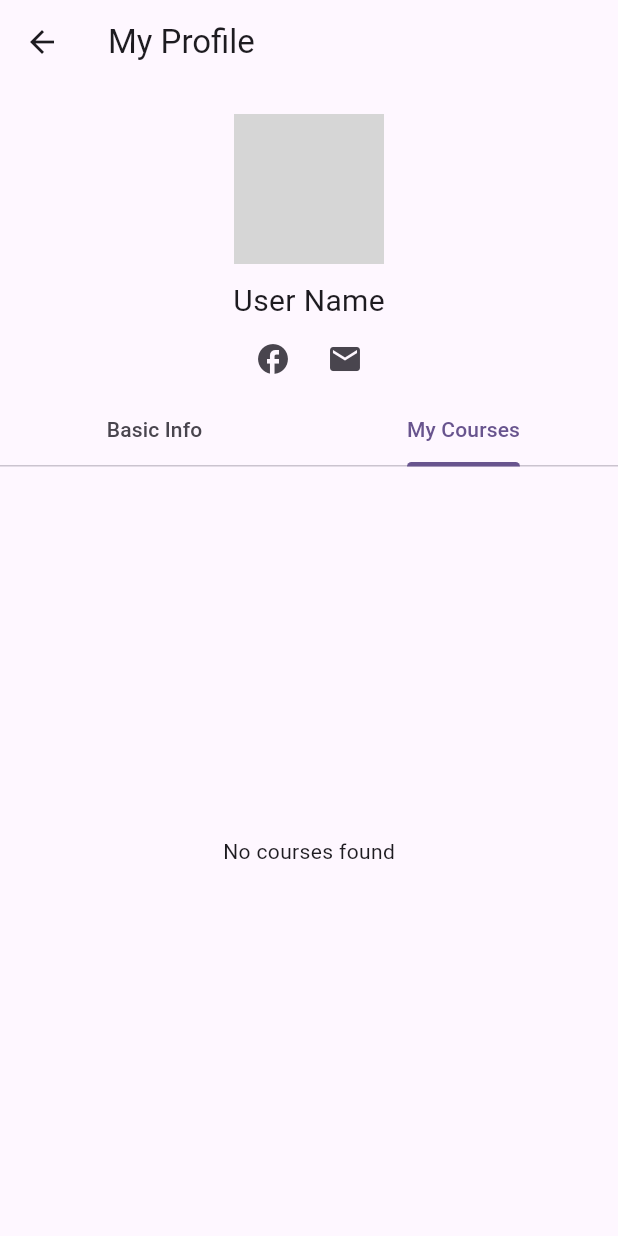
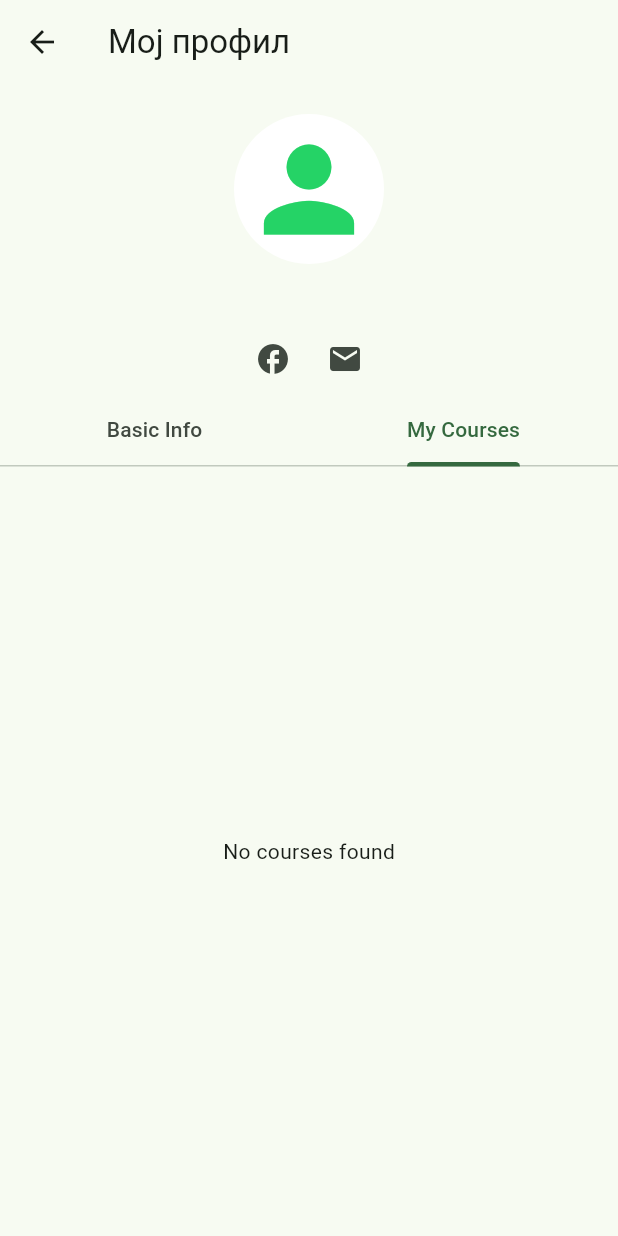
Before and after one commit to andrejtodorovski/EduConnect, a Flutter app: the MyProfileScreen screen opened by its route, tab 2 chosen, on a phone screen of 412 x 824 dp. Run offline on Flutter 3.47's test engine with Material 3 defaults, Android fonts, the phone set to English and light mode, and no system bars; our stand-ins replace cloud_firestore, firebase_auth, firebase_core; accounts and stored records are empty; generated files the repository leaves out were written again; grey boxes are pictures that could not be loaded.

Commit message:
My profile screen implemented

```diff
--- a/lib/main.dart
+++ b/lib/main.dart
@@ -1,3 +1,4 @@
+import 'package:educonnect/helpers/colors.dart';
 import 'package:educonnect/helpers/firebase_options.dart';
 import 'package:educonnect/screens/add_course.dart';
 import 'package:educonnect/screens/courses_screen.dart';
@@ -28,7 +29,7 @@ class MyApp extends StatelessWidget {
     return MaterialApp(
         title: 'EduConnect',
         theme: ThemeData(
-          colorScheme: ColorScheme.fromSeed(seedColor: Colors.deepPurple),
+          colorScheme: ColorScheme.fromSeed(seedColor: green),
           useMaterial3: true,
         ),
         initialRoute: SplashScreen.id,
--- a/lib/screens/add_course.dart
+++ b/lib/screens/add_course.dart
@@ -234,6 +234,9 @@ class _AddCourseScreenState extends State<AddCourseScreen> {
   @override
   Widget build(BuildContext context) {
     return Scaffold(
+      appBar: AppBar(
+        title: const Text('Додади курс'),
+      ),
       body: SingleChildScrollView(
         padding: const EdgeInsets.all(20),
         child: Center(
--- a/lib/screens/courses_screen.dart
+++ b/lib/screens/courses_screen.dart
@@ -1,5 +1,4 @@
 import 'package:educonnect/services/course_service.dart';
-import 'package:educonnect/services/tutors_service.dart';
 import 'package:flutter/material.dart';
 
 import '../models/course.dart';
@@ -20,7 +19,6 @@ class CoursesScreen extends StatefulWidget {
 class _CoursesScreenState extends State<CoursesScreen> {
   late Stream<List<Course>> coursesStream;
   late List<MyUser> allTutors;
-  final TutorsService _tutorsService = TutorsService();
   @override
   void initState() {
     super.initState();
@@ -31,7 +29,7 @@ class _CoursesScreenState extends State<CoursesScreen> {
   Widget build(BuildContext context) {
     return Scaffold(
       appBar: AppBar(
-        title: const Text('Courses'),
+        title: const Text('Курсеви'),
       ),
       body: StreamBuilder<List<Course>>(
         stream: coursesStream,
--- a/lib/screens/messages_screen.dart
+++ b/lib/screens/messages_screen.dart
@@ -13,7 +13,7 @@ class _MessagesScreenState extends State<MessagesScreen> {
   Widget build(BuildContext context) {
     return Scaffold(
       appBar: AppBar(
-        title: const Text('Messages'),
+        title: const Text('Пораки'),
       ),
       body: const Center(
         child: Text('Your messages will be displayed here'),
--- a/lib/screens/my_profile_screen.dart
+++ b/lib/screens/my_profile_screen.dart
@@ -1,8 +1,12 @@
-import 'package:flutter/material.dart';
 import 'package:educonnect/models/course.dart'; // Ensure you have this model
 import 'package:educonnect/services/auth_service.dart'; // Adjust based on your implementation
+import 'package:flutter/material.dart';
 
+import '../helpers/colors.dart';
+import '../models/user.dart';
 import '../services/course_service.dart';
+import '../widgets/my_courses_view.dart';
+import 'add_course.dart';
 
 class MyProfileScreen extends StatefulWidget {
   static const String id = "myProfileScreen";
@@ -16,6 +20,10 @@ class MyProfileScreen extends StatefulWidget {
 class _MyProfileScreenState extends State<MyProfileScreen>
     with SingleTickerProviderStateMixin {
   late TabController _tabController;
+
+  Future<MyUser> getUserData() async {
+    return await AuthService().getCurrentUser();
+  }
 
   @override
   void initState() {
@@ -32,9 +40,7 @@ class _MyProfileScreenState extends State<MyProfileScreen>
   Widget _socialMediaButton(IconData icon) {
     return IconButton(
       icon: Icon(icon),
-      onPressed: () {
-
-      },
+      onPressed: () {},
     );
   }
 
@@ -42,19 +48,32 @@ class _MyProfileScreenState extends State<MyProfileScreen>
   Widget build(BuildContext context) {
     return Scaffold(
       appBar: AppBar(
-        title: const Text('My Profile'),
+        title: const Text('Мој профил'),
       ),
-      body: Column(
+      body: FutureBuilder<MyUser>(
+        future: getUserData(), // the Future function
+        builder: (context, snapshot) {
+          if (snapshot.connectionState == ConnectionState.waiting) {
+            return const Center(child: CircularProgressIndicator());
+          } else if (snapshot.hasError) {
+            return Center(child: Text('Error: ${snapshot.error}'));
+          } else if (snapshot.hasData) {
+            // Data is loaded, access it using snapshot.data
+            MyUser currentUser = snapshot.data!;
+            return Column(
               children: <Widget>[
                 const SizedBox(height: 20),
                 const CircleAvatar(
-            radius: 50,
-            backgroundImage: NetworkImage(
-                'default_user_picture_url'), // Add your default user picture URL
-          ),
+                    radius: 50.0,
+                    backgroundColor: Colors.white,
+                    child: Icon(
+                      Icons.person,
+                      color: green,
+                      size: 90.0,
+                    )),
                 const SizedBox(height: 10),
-          const Text('User Name', style: TextStyle(fontSize: 20)),
-          // Replace 'User Name' with the actual user name
+                Text(currentUser.username,
+                    style: const TextStyle(fontSize: 20)),
                 Row(
                   mainAxisAlignment: MainAxisAlignment.center,
                   children: [
@@ -73,35 +92,40 @@ class _MyProfileScreenState extends State<MyProfileScreen>
                   child: TabBarView(
                     controller: _tabController,
                     children: [
-                _buildBasicInfoTab(),
-                _buildMyCoursesTab(),
+                      _buildBasicInfoTab(currentUser),
+                      _buildMyCoursesTab(currentUser),
                     ],
                   ),
                 ),
               ],
+            );
+          } else {
+            return const Center(child: Text('No data found'));
+          }
+        },
       ),
     );
   }
 
-  Widget _buildBasicInfoTab() {
+  Widget _buildBasicInfoTab(MyUser currentUser) {
     return Center(
       child: ListView(
-        children: const <Widget>[
+        children: <Widget>[
           ListTile(
-            title: Text('First Name'),
-            subtitle: Text('UserFirstName'), // Replace with actual data
+            title: const Text('First Name'),
+            subtitle: Text(currentUser.firstName), // Replace with actual data
           ),
           ListTile(
-            title: Text('Last Name'),
-            subtitle: Text('UserLastName'), // Replace with actual data
+            title: const Text('Last Name'),
+            subtitle: Text(currentUser.lastName), // Replace with actual data
           ),
           ListTile(
-            title: Text('Email'),
-            subtitle: Text('UserEmail'), // Replace with actual data
+            title: const Text('Email'),
+            subtitle: Text(currentUser.username), // Replace with actual data
           ),
           ListTile(
-            title: Text('Phone Number'),
-            subtitle: Text('UserPhoneNumber'), // Replace with actual data
+            title: const Text('Phone Number'),
+            subtitle: Text(currentUser.phoneNumber), // Replace with actual data
           ),
           // Add more fields as needed
         ],
@@ -109,10 +133,11 @@ class _MyProfileScreenState extends State<MyProfileScreen>
     );
   }
 
-  Widget _buildMyCoursesTab() {
+  Widget _buildMyCoursesTab(MyUser currentUser) {
     // Assuming you have a method in your CourseService to fetch user courses
     return FutureBuilder<List<Course>>(
-      future: CourseService().getUserCoursesStream(AuthService().currentUser!.uid), // Adjust fetching logic as needed
+      future: CourseService().getUserCoursesStream(
+          AuthService().currentUser!.uid), // Adjust fetching logic as needed
       builder: (context, snapshot) {
         if (snapshot.connectionState == ConnectionState.waiting) {
           return const Center(child: CircularProgressIndicator());
@@ -121,19 +146,30 @@ class _MyProfileScreenState extends State<MyProfileScreen>
           return const Center(child: Text('No courses found'));
         }
         List<Course> courses = snapshot.data!;
-        return ListView.builder(
+        return Column(
+          children: [
+            ElevatedButton(
+                onPressed: () {
+                  Navigator.push(
+                    context,
+                    MaterialPageRoute(
+                        builder: (context) => const AddCourseScreen()),
+                  );
+                },
+                child: const Text('Add Course')),
+            const SizedBox(height: 20),
+            Expanded(
+              child: ListView.builder(
                 itemCount: courses.length,
                 itemBuilder: (context, index) {
                   Course course = courses[index];
-            return ListTile(
-              title: Text(course.name),
-              subtitle: Text(course.schoolName),
-              // Implement onTap or other actions as needed
-            );
+                  return myCoursesView(course);
                 },
+              ),
+            ),
+          ],
         );
       },
     );
   }
-
 }
--- a/lib/screens/saved_courses_screen.dart
+++ b/lib/screens/saved_courses_screen.dart
@@ -9,7 +9,7 @@ class SavedCoursesScreen extends StatelessWidget {
   Widget build(BuildContext context) {
     return Scaffold(
       appBar: AppBar(
-        title: const Text('Saved Courses'),
+        title: const Text('Омилени курсеви'),
       ),
       body: const Center(
         child: Text('Your saved courses will be displayed here'),
--- a/lib/widgets/rectangle_course.dart
+++ b/lib/widgets/rectangle_course.dart
@@ -1,11 +1,11 @@
 import 'package:educonnect/helpers/colors.dart';
 import 'package:flutter/material.dart';
 
-Widget rectangleCourse(double rating, String courseName, String authorName) {
+Widget rectangleCourse(double rating, String courseName, String authorName,
+    bool showFavoritesButton) {
   return Container(
     padding: const EdgeInsets.all(8),
     width: 250,
-    height: 40,
     decoration: BoxDecoration(
       color: grey,
       borderRadius: BorderRadius.circular(8),
@@ -54,6 +54,7 @@ Widget rectangleCourse(double rating, String courseName, String authorName) {
             ],
           ),
         ),
+        if (showFavoritesButton) ...[
           IconButton(
             icon: const Icon(Icons.bookmark_border),
             onPressed: () {
@@ -61,6 +62,7 @@ Widget rectangleCourse(double rating, String courseName, String authorName) {
             },
           ),
         ],
+      ],
     ),
   );
 }
```
Also changed, not shown: lib/screens/home_screen.dart (+6 -6 lines), lib/widgets/my_courses_view.dart (added, +39 -0 lines). Lines whose indentation alone changed are shown as unchanged.
